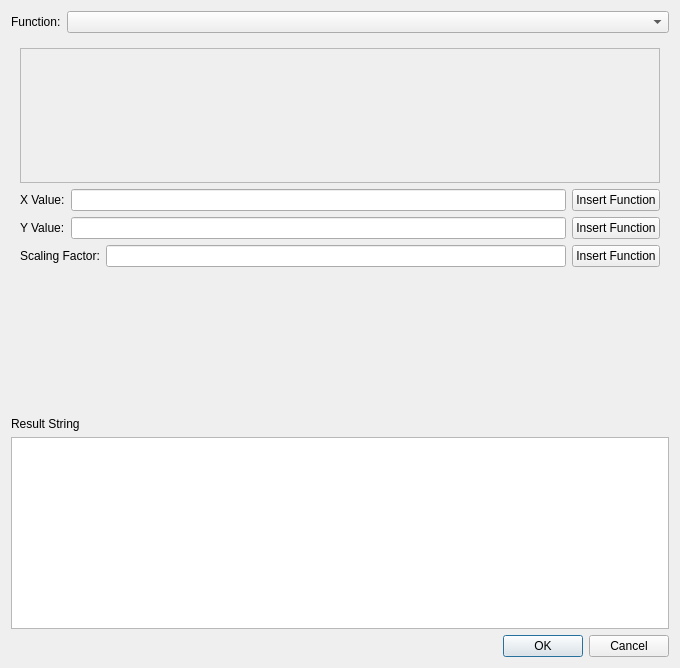
The window that LASSIE/src/ui/FunctionGenerator.ui (passyur/DISSCO-2.2.0) describes before a commit, drawn with Qt 5.
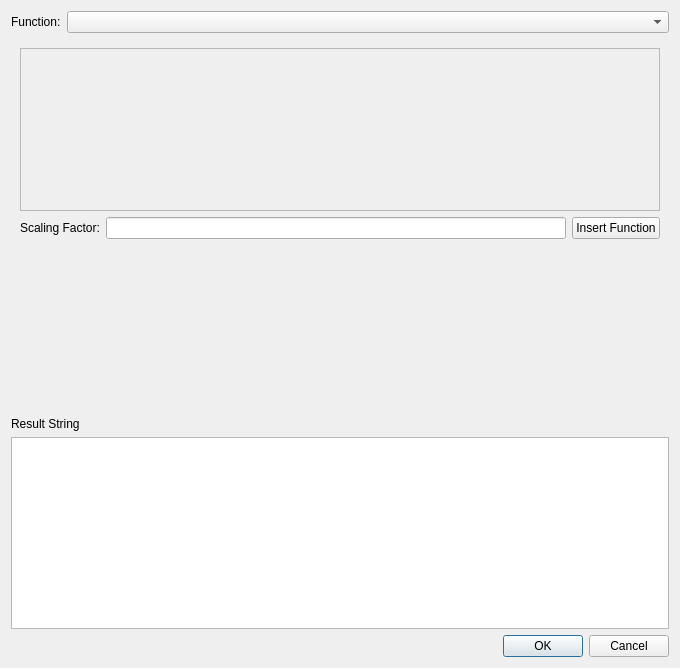
The same window after the commit. The open tabs and pages were chosen to show the change.

Commit message:
fungen: implement MakeEnvelope with multi-point row widget and XML parser
Closes #66

Adds MakeEnvelopeRow widget (X, Y, interpolation type, proportion type per
point), replaces the single-field placeholder with a dynamic scroll-area
list of points, and adds the FunctionGenerator constructor case that parses
an existing MakeEnvelope XML string back into the UI.

```diff
--- a/LASSIE/src/ui/FunctionGenerator.ui
+++ b/LASSIE/src/ui/FunctionGenerator.ui
@@ -1117,48 +1117,6 @@
             </widget>
         </widget>
         </item>
-        <item>
-        <layout class="QHBoxLayout" name="makeEnvelopeXLayout">
-            <item>
-                <widget class="QLabel" name="makeEnvelopeXLabel">
-                <property name="text">
-                <string>X Value:</string>
-                </property>
-                </widget>
-            </item>
-            <item>
-                <widget class="QLineEdit" name="makeEnvelopeXEdit"/>
-            </item>
-            <item>
-                <widget class="QPushButton" name="makeEnvelopeXInsertFn">
-                <property name="text">
-                    <string>Insert Function</string>
-                </property>
-                </widget>
-            </item>
-        </layout>
-        </item>
-        <item>
-        <layout class="QHBoxLayout" name="makeEnvelopeYLayout">
-            <item>
-                <widget class="QLabel" name="makeEnvelopeYLabel">
-                <property name="text">
-                <string>Y Value:</string>
-                </property>
-                </widget>
-            </item>
-            <item>
-                <widget class="QLineEdit" name="makeEnvelopeYEdit"/>
-            </item>
-            <item>
-                <widget class="QPushButton" name="makeEnvelopeYInsertFn">
-                <property name="text">
-                    <string>Insert Function</string>
-                </property>
-                </widget>
-            </item>
-        </layout>
-        </item>
         <item>
         <layout class="QHBoxLayout" name="makeEnvelopeScalingLayout">
             <item>
```
The commit also changes 5 other files.
